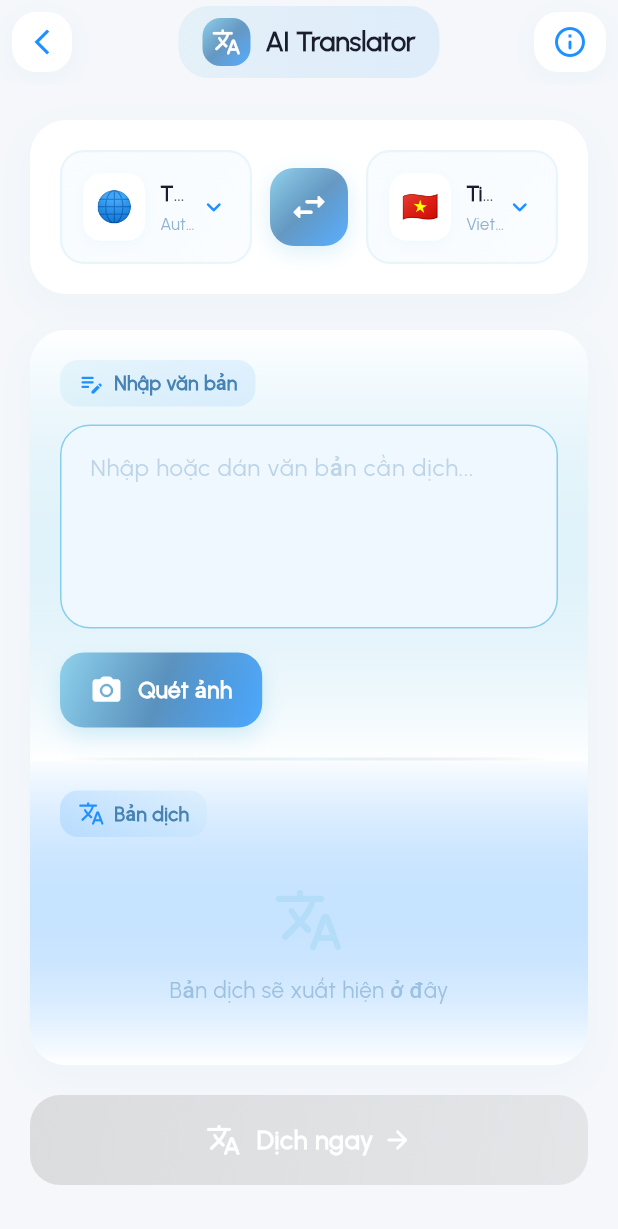
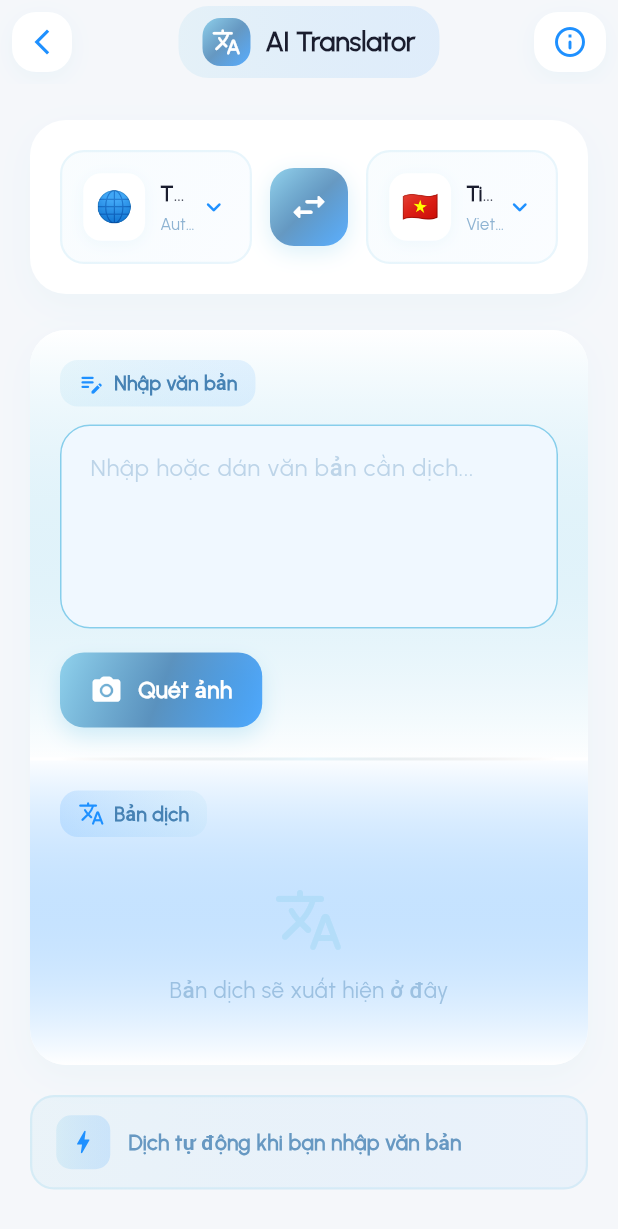
Before and after one commit to lephuckhang186/TravelerApplication, a Flutter app: the TranslationScreen screen opened directly, on a phone screen of 412 x 824 dp. Shown: the top 1229 px of the screen. Run offline on Flutter 3.47's test engine with Material 3 defaults, Android fonts, the phone set to English and light mode, and no system bars; our stand-ins replace cloud_firestore, device_preview, dio, dropdown_button2, firebase_auth, firebase_core and 8 more; missing offline and left inert: animate_gradient, bcrypt, dart:html; accounts and stored records are empty.

Commit message:
Auto translate word by word

```diff
--- a/lib/core/utils/translation/screens/translation_screen.dart
+++ b/lib/core/utils/translation/screens/translation_screen.dart
@@ -1,3 +1,4 @@
+import 'dart:async';
 import 'package:flutter/material.dart';
 import 'package:flutter/services.dart';
 import '../../../theme/app_theme.dart';
@@ -27,6 +28,10 @@ class _TranslationScreenState extends State<TranslationScreen>
   bool _isProcessingImage = false;
   TranslationResult? _currentResult;
 
+  // Timer for auto-translation debouncing
+  Timer? _debounceTimer;
+  static const Duration _debounceDuration = Duration(milliseconds: 800);
+
   late AnimationController _swapAnimationController;
   late Animation<double> _swapAnimation;
 
@@ -47,6 +52,7 @@ class _TranslationScreenState extends State<TranslationScreen>
 
   @override
   void dispose() {
+    _debounceTimer?.cancel();
     _sourceController.dispose();
     _targetController.dispose();
     _swapAnimationController.dispose();
@@ -443,6 +449,12 @@ class _TranslationScreenState extends State<TranslationScreen>
                     setState(() {});
                     if (text.isNotEmpty) {
                       _autoDetectLanguage(text);
+                      _scheduleAutoTranslation();
+                    } else {
+                      // Clear translation when text is empty
+                      _debounceTimer?.cancel();
+                      _targetController.clear();
+                      _currentResult = null;
                     }
                   },
                 ),
@@ -529,6 +541,7 @@ class _TranslationScreenState extends State<TranslationScreen>
                         icon: Icons.clear_rounded,
                         label: 'Xóa',
                         onTap: () {
+                          _debounceTimer?.cancel();
                           _sourceController.clear();
                           _targetController.clear();
                           setState(() {
@@ -671,33 +684,94 @@ class _TranslationScreenState extends State<TranslationScreen>
                 ),
                 const SizedBox(height: 12),
                 if (_isLoading)
-                  Center(
-                    child: Padding(
-                      padding: const EdgeInsets.all(40),
+                  Container(
+                    height: 120,
+                    alignment: Alignment.center,
                     child: Column(
+                      mainAxisAlignment: MainAxisAlignment.center,
                       children: [
+                        Stack(
+                          alignment: Alignment.center,
+                          children: [
+                            // Outer rotating circle
                             SizedBox(
-                            width: 40,
-                            height: 40,
+                              width: 50,
+                              height: 50,
                               child: CircularProgressIndicator(
                                 strokeWidth: 3,
                                 valueColor: AlwaysStoppedAnimation<Color>(
-                                AppColors.skyBlue,
+                                  AppColors.skyBlue.withValues(alpha: 0.3),
                                 ),
                               ),
                             ),
+                            // Inner solid circle
+                            Container(
+                              width: 36,
+                              height: 36,
+                              decoration: BoxDecoration(
+                                gradient: LinearGradient(
+                                  colors: [
+                                    AppColors.skyBlue.withValues(alpha: 0.2),
+                                    AppColors.dodgerBlue.withValues(alpha: 0.15),
+                                  ],
+                                ),
+                                shape: BoxShape.circle,
+                              ),
+                              child: Icon(
+                                Icons.translate_rounded,
+                                color: AppColors.dodgerBlue,
+                                size: 20,
+                              ),
+                            ),
+                          ],
+                        ),
                         const SizedBox(height: 16),
                         Text(
-                            'Đang dịch...',
+                          'Đang dịch văn bản...',
                           style: TextStyle(
                             fontFamily: 'Urbanist-Regular',
                             fontSize: 14,
                             fontWeight: FontWeight.w600,
-                              color: AppColors.steelBlue,
+                            color: AppColors.steelBlue.withValues(alpha: 0.7),
+                          ),
+                        ),
+                        const SizedBox(height: 6),
+                        Container(
+                          padding: const EdgeInsets.symmetric(
+                            horizontal: 12,
+                            vertical: 4,
+                          ),
+                          decoration: BoxDecoration(
+                            color: AppColors.skyBlue.withValues(alpha: 0.1),
+                            borderRadius: BorderRadius.circular(12),
+                          ),
+                          child: Row(
+                            mainAxisSize: MainAxisSize.min,
+                            children: [
+                              SizedBox(
+                                width: 12,
+                                height: 12,
+                                child: CircularProgressIndicator(
+                                  strokeWidth: 2,
+                                  valueColor: AlwaysStoppedAnimation<Color>(
+                                    AppColors.dodgerBlue,
+                                  ),
+                                ),
+                              ),
+                              const SizedBox(width: 8),
+                              Text(
+                                'Đang xử lý',
+                                style: TextStyle(
+                                  fontFamily: 'Urbanist-Regular',
+                                  fontSize: 12,
+                                  fontWeight: FontWeight.w600,
+                                  color: AppColors.dodgerBlue,
                                 ),
                               ),
                             ],
                           ),
+                        ),
+                      ],
                     ),
                   )
                 else if (_targetController.text.isEmpty)
@@ -829,101 +903,61 @@ class _TranslationScreenState extends State<TranslationScreen>
   }
 
   Widget _buildBottomActions() {
-    return SizedBox(
-      width: double.infinity,
+    // Show informational message about auto-translation
+    return Container(
+      padding: const EdgeInsets.symmetric(horizontal: 16, vertical: 12),
+      decoration: BoxDecoration(
+        gradient: LinearGradient(
+          colors: [
+            AppColors.skyBlue.withValues(alpha: 0.1),
+            AppColors.dodgerBlue.withValues(alpha: 0.05),
+          ],
+        ),
+        borderRadius: BorderRadius.circular(16),
+        border: Border.all(
+          color: AppColors.skyBlue.withValues(alpha: 0.2),
+          width: 1.5,
+        ),
+      ),
       child: Row(
         children: [
-          Expanded(
-            child: Container(
+          Container(
+            padding: const EdgeInsets.all(8),
             decoration: BoxDecoration(
               gradient: LinearGradient(
-                  colors: _sourceController.text.isEmpty
-                      ? [
-                          Colors.grey.withValues(alpha: 0.3),
-                          Colors.grey.withValues(alpha: 0.2),
-                        ]
-                      : [
-                          AppColors.skyBlue.withValues(alpha: 0.95),
-                          AppColors.steelBlue.withValues(alpha: 0.9),
-                          AppColors.dodgerBlue.withValues(alpha: 0.85),
-                        ],
-                  begin: Alignment.topLeft,
-                  end: Alignment.bottomRight,
-                ),
-                borderRadius: BorderRadius.circular(20),
-                boxShadow: _sourceController.text.isEmpty
-                    ? []
-                    : [
-                        BoxShadow(
-                          color: AppColors.skyBlue.withValues(alpha: 0.4),
-                          blurRadius: 16,
-                          offset: const Offset(0, 8),
-                        ),
+                colors: [
+                  AppColors.skyBlue.withValues(alpha: 0.2),
+                  AppColors.dodgerBlue.withValues(alpha: 0.15),
                 ],
               ),
-              child: Material(
-                color: Colors.transparent,
-                child: InkWell(
-                  onTap: _sourceController.text.isEmpty ? null : _translateText,
-                  borderRadius: BorderRadius.circular(20),
-                  child: Container(
-                    padding: const EdgeInsets.symmetric(vertical: 18),
-                    child: _isLoading
-                        ? const Row(
-                            mainAxisAlignment: MainAxisAlignment.center,
-                            children: [
-                              SizedBox(
-                                width: 24,
-                                height: 24,
-                                child: CircularProgressIndicator(
-                                  valueColor: AlwaysStoppedAnimation<Color>(
-                                    Colors.white,
+              borderRadius: BorderRadius.circular(10),
             ),
-                                  strokeWidth: 3,
+            child: Icon(
+              Icons.bolt_rounded,
+              color: AppColors.dodgerBlue,
+              size: 20,
             ),
           ),
-                              SizedBox(width: 12),
-                              Text(
-                                'Đang dịch...',
+          const SizedBox(width: 12),
+          Expanded(
+            child: Text(
+              'Dịch tự động khi bạn nhập văn bản',
               style: TextStyle(
                 fontFamily: 'Urbanist-Regular',
-                                  fontSize: 16,
-                                  fontWeight: FontWeight.w700,
-                                  color: Colors.white,
-                                  letterSpacing: 0.5,
-                                ),
-                              ),
-                            ],
-                          )
-                        : Row(
-                            mainAxisAlignment: MainAxisAlignment.center,
-                            children: [
-                              Icon(
-                                Icons.translate_rounded,
-                                color: Colors.white,
-                                size: 24,
-                              ),
-                              const SizedBox(width: 10),
-                              Text(
-                                'Dịch ngay',
-                                style: TextStyle(
-                                  fontFamily: 'Urbanist-Regular',
-                                  fontSize: 17,
-                                  fontWeight: FontWeight.w700,
-                                  color: Colors.white,
-                                  letterSpacing: 0.5,
-                                ),
-                              ),
-                              const SizedBox(width: 6),
-                              Icon(
-                                Icons.arrow_forward_rounded,
-                                color: Colors.white,
-                                size: 20,
-                              ),
-                            ],
+                fontSize: 14,
+                fontWeight: FontWeight.w600,
+                color: AppColors.steelBlue.withValues(alpha: 0.8),
               ),
             ),
           ),
+          if (_isLoading)
+            SizedBox(
+              width: 18,
+              height: 18,
+              child: CircularProgressIndicator(
+                strokeWidth: 2.5,
+                valueColor: AlwaysStoppedAnimation<Color>(
+                  AppColors.dodgerBlue,
                 ),
               ),
             ),
@@ -937,6 +971,8 @@ class _TranslationScreenState extends State<TranslationScreen>
 
     setState(() {
       _isLoading = true;
+      _targetController.clear();
+      _currentResult = null;
     });
 
     try {
@@ -946,18 +982,6 @@ class _TranslationScreenState extends State<TranslationScreen>
         actualSourceLanguage = await _translationService.detectLanguage(
           _sourceController.text,
         );
-        // Update UI to show detected language (but keep auto in selector)
-        if (mounted) {
-          ScaffoldMessenger.of(context).showSnackBar(
-            SnackBar(
-              content: Text(
-                'Phát hiện ngôn ngữ: ${actualSourceLanguage.nativeName}',
-              ),
-              duration: Duration(seconds: 2),
-              backgroundColor: Colors.blue,
-            ),
-          );
-        }
       }
 
       final result = await _translationService.translateText(
@@ -966,15 +990,17 @@ class _TranslationScreenState extends State<TranslationScreen>
         targetLanguage: _targetLanguage,
       );
 
+      if (mounted) {
         setState(() {
           _currentResult = result;
           _targetController.text = result.translatedText;
         });
+      }
     } catch (e) {
       if (!mounted) return;
-      ScaffoldMessenger.of(
-        context,
-      ).showSnackBar(SnackBar(content: Text('Lỗi dịch: $e')));
+      setState(() {
+        _targetController.text = 'Lỗi: Không thể dịch văn bản';
+      });
     } finally {
       if (mounted) {
         setState(() {
@@ -987,6 +1013,18 @@ class _TranslationScreenState extends State<TranslationScreen>
   Future<void> _autoDetectLanguage(String text) async {
     // Only auto-detect if source language is set to auto
     if (_sourceLanguage.code != 'auto') return;
+  }
+
+  void _scheduleAutoTranslation() {
+    // Cancel any existing timer
+    _debounceTimer?.cancel();
+
+    // Start a new timer
+    _debounceTimer = Timer(_debounceDuration, () {
+      if (_sourceController.text.trim().isNotEmpty && mounted) {
+        _translateText();
+      }
+    });
   }
 
   void _swapLanguages() {
@@ -1014,6 +1052,11 @@ class _TranslationScreenState extends State<TranslationScreen>
         _targetController.text = tempText;
       });
       _swapAnimationController.reset();
+
+      // Auto-translate after swapping
+      if (_sourceController.text.trim().isNotEmpty) {
+        _scheduleAutoTranslation();
+      }
     });
   }
 
@@ -1108,6 +1151,11 @@ class _TranslationScreenState extends State<TranslationScreen>
                                 }
                               });
                               Navigator.pop(context);
+
+                              // Auto-translate after language change
+                              if (_sourceController.text.trim().isNotEmpty) {
+                                _scheduleAutoTranslation();
+                              }
                             },
                     );
                   },
```
Lines whose indentation alone changed are shown as unchanged.
